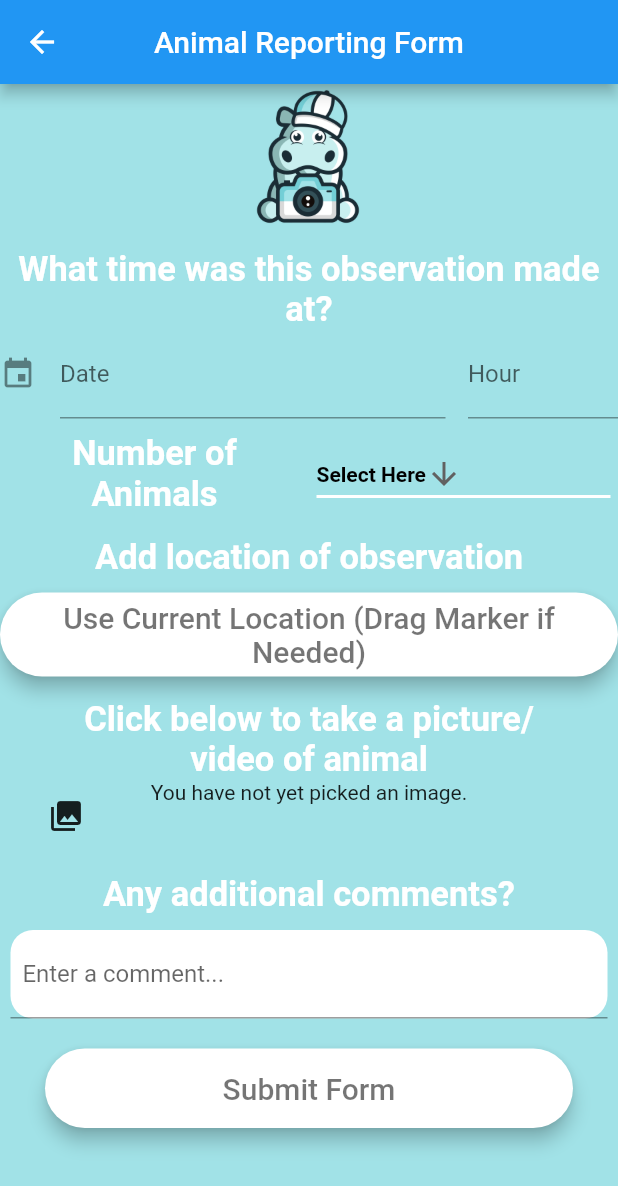
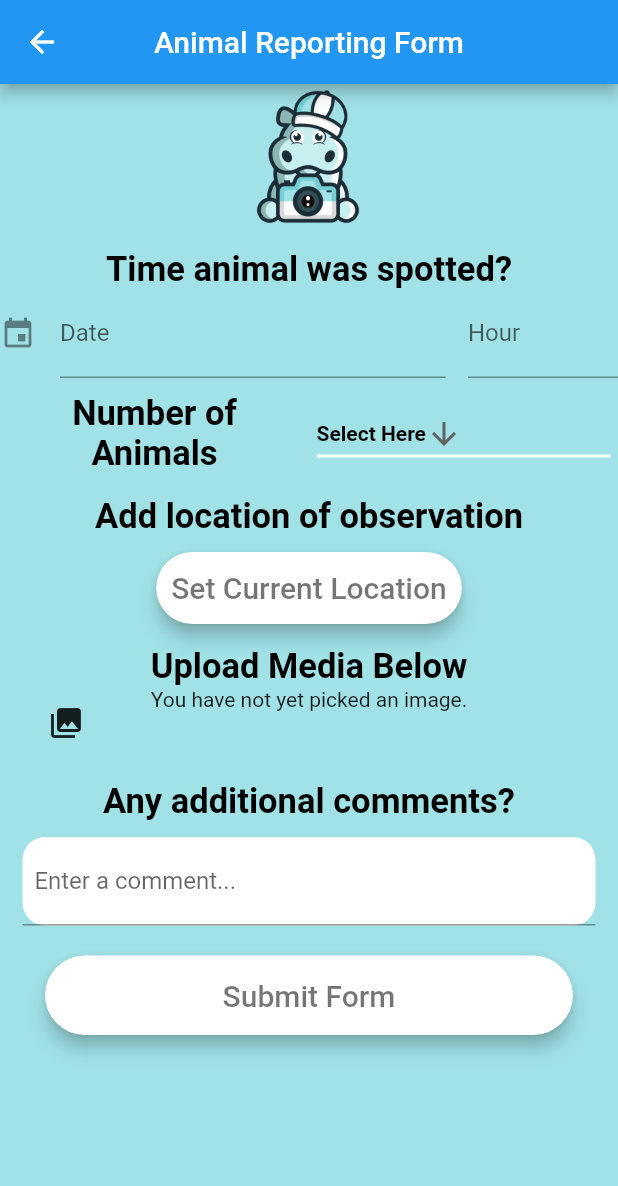
Before and after one commit to adi-kulkarni1/SpotZooFrontend, a Flutter app: the FormScreen screen opened directly, on a phone screen of 412 x 824 dp. Shown: the top 1186 px of the screen. Run offline on Flutter 3.47's test engine with Material 2 defaults, Android fonts, the phone set to English and light mode, and no system bars; drawn by our look-alikes of date_time_picker; our stand-ins replace animated_splash_screen, cloud_firestore, curved_navigation_bar, firebase_auth, firebase_core, flutter_icons and 4 more; missing offline and left inert: search_map_place; accounts and stored records are empty; Roboto replaces fonts that are missing (Montserrat); key blocks and very long unbroken strings in the code were emptied for the run.

Commit message:
Final Changes

```diff
--- a/spotzoo_app1/lib/screens/reporting/mainform.dart
+++ b/spotzoo_app1/lib/screens/reporting/mainform.dart
@@ -104,13 +104,13 @@ class _FormScreenState extends State<FormScreen> {
       borderRadius: BorderRadius.circular(30.0),
       color: Colors.white,
       child: MaterialButton(
-        padding: EdgeInsets.fromLTRB(5.0, 5.0, 5.0, 5.0),
+        padding: EdgeInsets.fromLTRB(10.0, 5.0, 10.0, 5.0),
         onPressed: () {
           _getCurrentLocation();
           mapPut();
         },
         child: Text(
-          "Use Current Location (Drag Marker if Needed)",
+          "Set Current Location",
           textAlign: TextAlign.center,
           style: style,
         ),
@@ -188,12 +188,12 @@ class _FormScreenState extends State<FormScreen> {
                         Padding(
                           padding: EdgeInsets.fromLTRB(0.0, 10.0, 0.0, 0.0),
                           child: Text(
-                            "What time was this observation made at?",
+                            "Time animal was spotted?",
                             textAlign: TextAlign.center,
                             style: TextStyle(
                                 fontSize: 23,
                                 fontWeight: FontWeight.bold,
-                                color: Colors.white),
+                                color: Colors.black),
                           ),
                         ),
                         new DateTimeForm(
@@ -212,7 +212,7 @@ class _FormScreenState extends State<FormScreen> {
                                     style: TextStyle(
                                         fontSize: 23,
                                         fontWeight: FontWeight.bold,
-                                        color: Colors.white),
+                                        color: Colors.black),
                                   ),
                                 ),
                               ),
@@ -238,7 +238,7 @@ class _FormScreenState extends State<FormScreen> {
                               style: TextStyle(
                                   fontSize: 23,
                                   fontWeight: FontWeight.bold,
-                                  color: Colors.white),
+                                  color: Colors.black),
                             ),
                           ),
                         ),
@@ -262,12 +262,12 @@ class _FormScreenState extends State<FormScreen> {
                           child: Align(
                             alignment: Alignment.center,
                             child: Text(
-                              "Click below to take a picture/video of animal",
+                              "Upload Media Below",
                               textAlign: TextAlign.center,
                               style: TextStyle(
                                   fontSize: 23,
                                   fontWeight: FontWeight.bold,
-                                  color: Colors.white),
+                                  color: Colors.black),
                             ),
                           ),
                         ),
@@ -293,12 +293,12 @@ class _FormScreenState extends State<FormScreen> {
                               style: TextStyle(
                                   fontSize: 23,
                                   fontWeight: FontWeight.bold,
-                                  color: Colors.white),
+                                  color: Colors.black),
                             ),
                           ),
                         ),
                         Padding(
-                          padding: EdgeInsets.fromLTRB(7.0, 10.0, 7.0, 0.0),
+                          padding: EdgeInsets.fromLTRB(15.0, 10.0, 15.0, 0.0),
                           child: Container(
                               child: new TextFormField(
                                 controller: _commentController,
```
